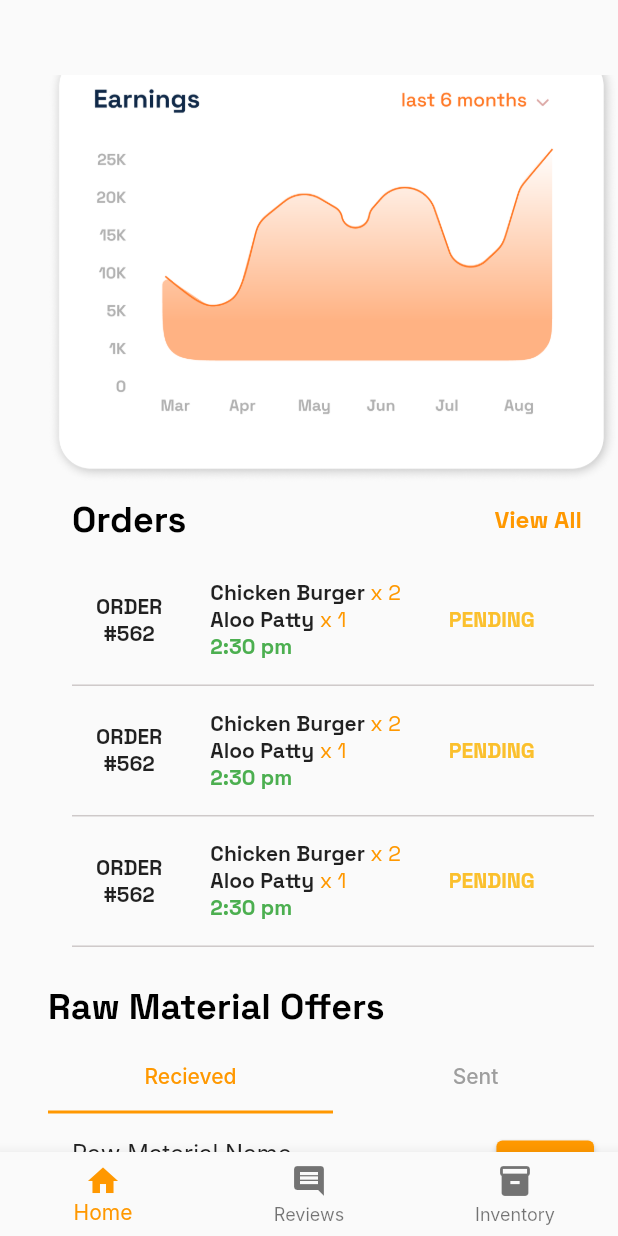
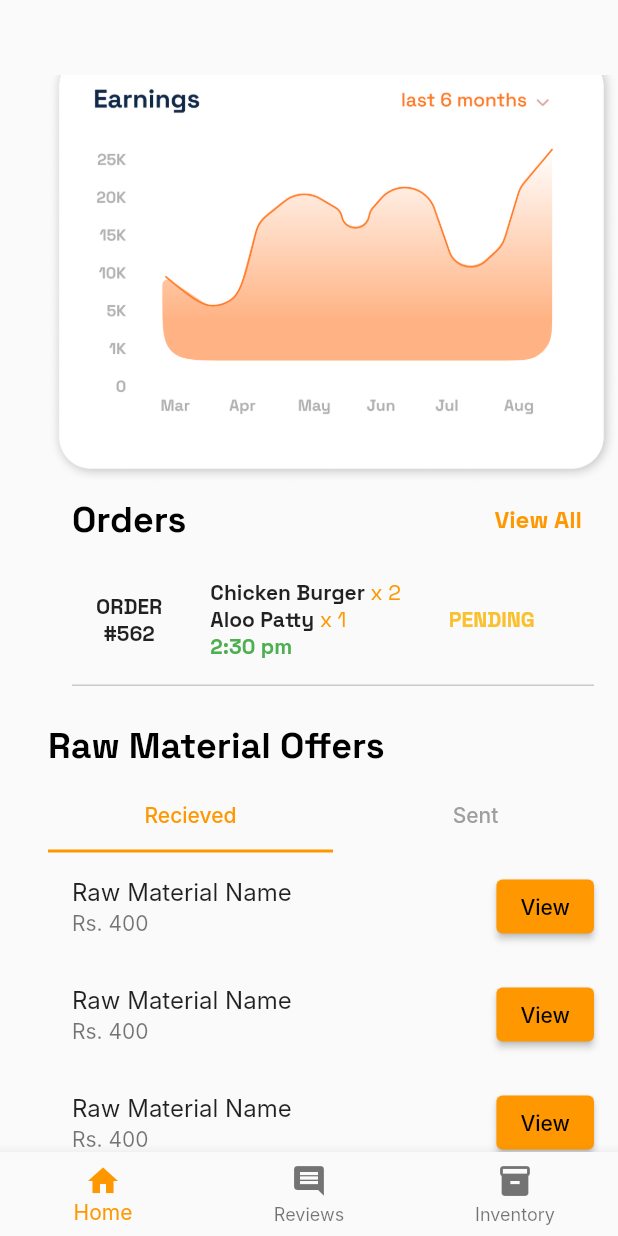
Before and after one commit to Gautam-Nanda/FEAST-shop-side, a Flutter app: the HomeScreen screen opened by its route, scrolled down 247 dp, on a phone screen of 412 x 824 dp. Run offline on Flutter 3.47's test engine with Material 2 defaults, Android fonts, the phone set to English and light mode, and no system bars; our stand-ins replace google_fonts; network calls fail; Roboto replaces fonts that are missing (Inter).

Commit message:
reviews and revenue api integration

```diff
--- a/lib/main.dart
+++ b/lib/main.dart
@@ -15,6 +15,7 @@ class MyApp extends StatelessWidget {
   @override
   Widget build(BuildContext context) {
     return MaterialApp(
+      debugShowCheckedModeBanner: false,
       title: 'Flutter Demo',
       theme: ThemeData(
         fontFamily: 'Inter',
--- a/lib/screens/dashboard.dart
+++ b/lib/screens/dashboard.dart
@@ -1,7 +1,34 @@
+import 'dart:convert';
+
 import 'package:flutter/material.dart';
 import 'package:google_fonts/google_fonts.dart';
+import 'package:http/http.dart';
 
-class Dashboard extends StatelessWidget {
+class Dashboard extends StatefulWidget {
+  @override
+  State<Dashboard> createState() => _DashboardState();
+}
+
+class _DashboardState extends State<Dashboard> {
+  late Map<dynamic,dynamic> revenueStats = {
+    "daily": "Loading",
+    "weekly": "Loading",
+    "monthly": "Loading"
+  };
+
+  @override
+  void initState() {
+    super.initState();
+    const String url = "http://10.0.2.2:8000/store/1/revenue-stats";
+    get(Uri.parse(url)).then((Response response) {
+      setState(() {
+        revenueStats = jsonDecode(response.body);
+      });
+    });
+  }
+
+
+
   @override
   Widget build(BuildContext context) {
     return Padding(
@@ -58,8 +85,13 @@ class Dashboard extends StatelessWidget {
                                     fontSize: 18,
                                     fontWeight: FontWeight.bold),
                               ),
-                              Text(
-                                "30,000",
+                              revenueStats['daily'] == "Loading" ? Padding(
+                                padding: const EdgeInsets.only(left: 16.0),
+                                child: CircularProgressIndicator(
+                                  color: Colors.green,
+                                ),
+                              ) :Text(
+                                revenueStats['daily'].toString(),
                                 style: GoogleFonts.spaceGrotesk(
                                     color: Colors.green,
                                     fontSize: 28,
@@ -87,7 +119,7 @@ class Dashboard extends StatelessWidget {
                         mainAxisAlignment: MainAxisAlignment.spaceBetween,
                         children: [
                           Text(
-                            "Today's Revenue",
+                            "Weekly Revenue",
                             style: GoogleFonts.spaceGrotesk(
                                 color: Colors.black,
                                 fontSize: 16,
@@ -102,8 +134,13 @@ class Dashboard extends StatelessWidget {
                                     fontSize: 18,
                                     fontWeight: FontWeight.bold),
                               ),
-                              Text(
-                                "30,000",
+                              revenueStats['weekly'] == "Loading" ? Padding(
+                                padding: const EdgeInsets.only(left: 16.0),
+                                child: CircularProgressIndicator(
+                                  color: Colors.green,
+                                ),
+                              ) :Text(
+                                revenueStats['weekly'].toString(),
                                 style: GoogleFonts.spaceGrotesk(
                                     color: Colors.green,
                                     fontSize: 28,
@@ -131,7 +168,7 @@ class Dashboard extends StatelessWidget {
                         mainAxisAlignment: MainAxisAlignment.spaceBetween,
                         children: [
                           Text(
-                            "Today's Revenue",
+                            "Monthly Revenue",
                             style: GoogleFonts.spaceGrotesk(
                                 color: Colors.black,
                                 fontSize: 16,
@@ -146,8 +183,13 @@ class Dashboard extends StatelessWidget {
                                     fontSize: 18,
                                     fontWeight: FontWeight.bold),
                               ),
-                              Text(
-                                "30,000",
+                              revenueStats['monthly'] == "Loading" ? Padding(
+                                padding: const EdgeInsets.only(left: 16.0),
+                                child: CircularProgressIndicator(
+                                  color: Colors.green,
+                                ),
+                              ) :Text(
+                                revenueStats['monthly'].toString(),
                                 style: GoogleFonts.spaceGrotesk(
                                     color: Colors.green,
                                     fontSize: 28,
@@ -205,28 +247,6 @@ class Dashboard extends StatelessWidget {
               height: 1,
               width: MediaQuery.of(context).size.width - 64,
               color: const Color.fromARGB(255, 206, 201, 201),
-            ),
-          ),
-          SizedBox(height: 16),
-          Padding(child: OrderContainer(), padding: EdgeInsets.only(left:32)),
-          SizedBox(height: 16),
-          Padding(
-            padding: const EdgeInsets.only(left: 16.0),
-            child: Container(
-              height: 1,
-              width: MediaQuery.of(context).size.width - 64,
-              color: Color.fromARGB(255, 206, 201, 201),
-            ),
-          ),
-          SizedBox(height: 16),
-          Padding(child: OrderContainer(), padding: EdgeInsets.only(left:32)),
-          SizedBox(height: 16),
-          Padding(
-            padding: const EdgeInsets.only(left: 16.0),
-            child: Container(
-              height: 1,
-              width: MediaQuery.of(context).size.width - 64,
-              color: Color.fromARGB(255, 206, 201, 201),
             ),
           ),
           SizedBox(height: 24,),
```
Also changed, not shown: lib/screens/reviews.dart (+63 -17 lines).
